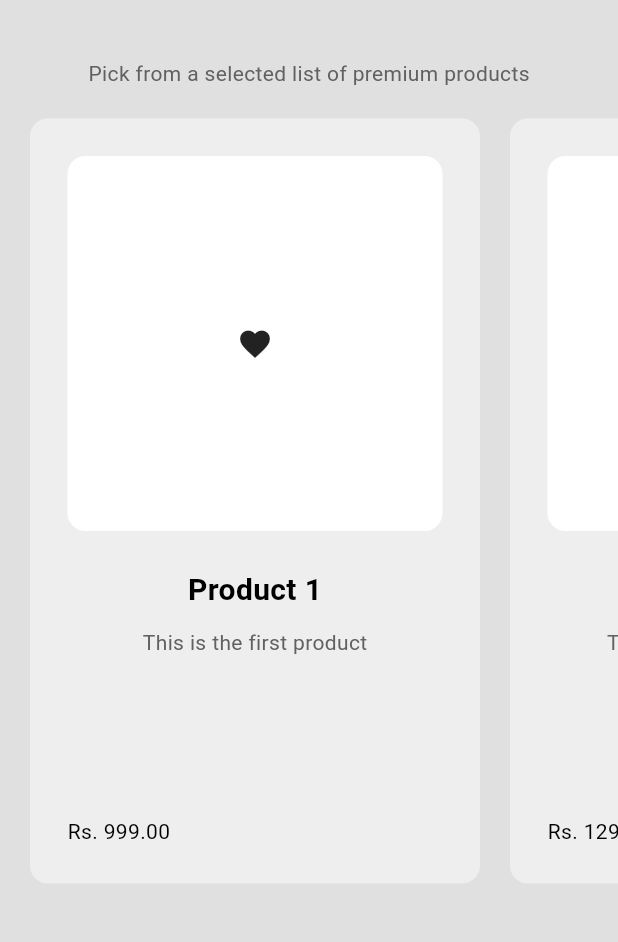
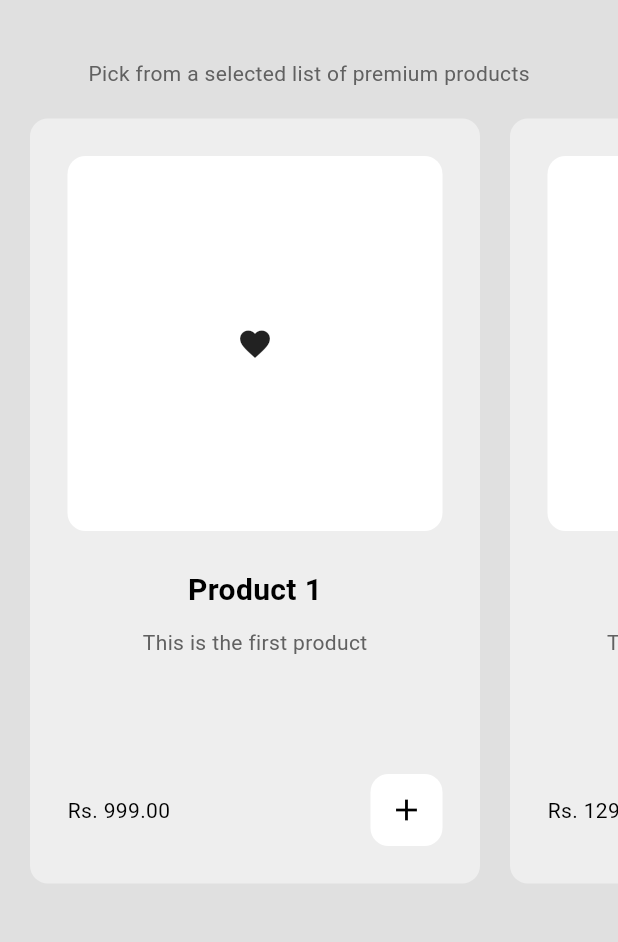
Before and after one commit to milan-koirala/shopx-flutter, a Flutter app: the ShopPage screen opened by its route, on a phone screen of 412 x 824 dp, the part 63-1005 px from its top. Run offline on Flutter 3.47's test engine with Material 3 defaults, Android fonts, the phone set to English and light mode, and no system bars.

Commit message:
Add 'Add to Cart' functionality with confirmation dialog in MyProductTile

```diff
--- a/lib/components/my_product_tile.dart
+++ b/lib/components/my_product_tile.dart
@@ -1,13 +1,42 @@
 import 'package:flutter/material.dart';
+import 'package:provider/provider.dart';
 import 'package:shopx_flutter/models/product.dart';
+import 'package:shopx_flutter/models/shop.dart';
 
 class MyProductTile extends StatelessWidget {
   final Product product;
 
-  const MyProductTile({
-    super.key,
-    required this.product,
-  });
+  const MyProductTile({super.key, required this.product});
+
+  // when pressed add to cart button
+  void addToCart(BuildContext context) {
+    // show a dialog bux to ask user to confirm to add to cart
+    showDialog(
+      context: context,
+      builder: (context) => AlertDialog(
+        content: Text("Add this item to your cart?"),
+        actions: [
+          // cancel button
+          MaterialButton(
+            onPressed: () => Navigator.pop(context),
+            child: Text("Cancel"),
+          ),
+
+          // yes button
+          MaterialButton(
+            onPressed: () {
+              // pop dialog box
+              Navigator.pop(context);
+
+              // add to cart
+              context.read<Shop>().addToCart(product);
+            },
+            child: Text("Yes"),
+          ),
+        ],
+      ),
+    );
+  }
 
   @override
   Widget build(BuildContext context) {
@@ -35,7 +64,7 @@ class MyProductTile extends StatelessWidget {
                   ),
                   width: double.infinity,
                   padding: const EdgeInsets.all(25),
-                  child: const Icon(Icons.favorite)
+                  child: const Icon(Icons.favorite),
                 ),
               ),
 
@@ -50,7 +79,7 @@ class MyProductTile extends StatelessWidget {
                 ),
               ),
 
-                const SizedBox(height: 10),
+              const SizedBox(height: 10),
 
               // product description
               Text(
@@ -66,10 +95,22 @@ class MyProductTile extends StatelessWidget {
 
           // product price ra add to cart button
           Row(
+            mainAxisAlignment: MainAxisAlignment.spaceBetween,
             children: [
               // product price
               Text("\Rs. " + product.price.toStringAsFixed(2)),
 
+              // add to cart button
+              Container(
+                decoration: BoxDecoration(
+                  color: Theme.of(context).colorScheme.secondary,
+                  borderRadius: BorderRadius.circular(12),
+                ),
+                child: IconButton(
+                  onPressed: () => addToCart(context),
+                  icon: const Icon(Icons.add),
+                ),
+              ),
             ],
           ),
         ],
```
